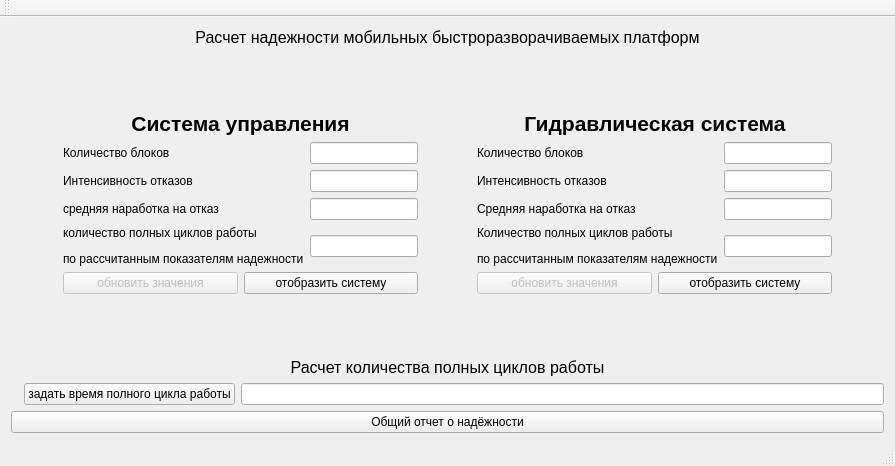
Zioba/MargoDiplom, file mainwindow.ui: the form before one commit.
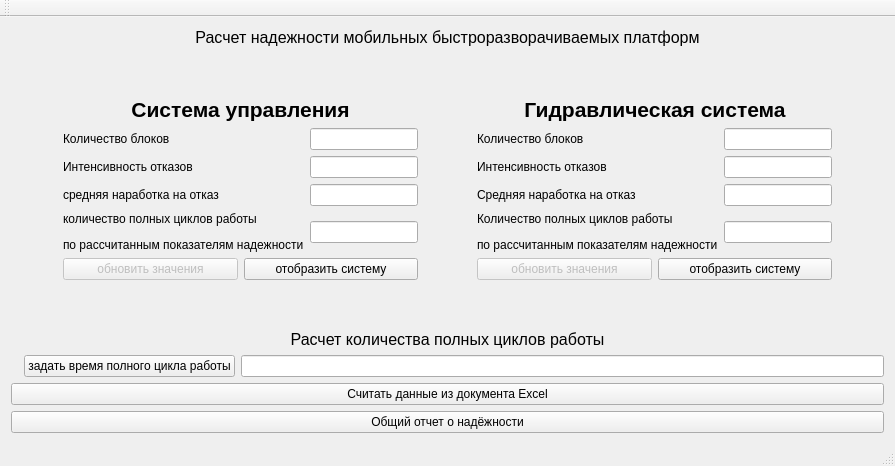
The form after the commit.

Commit message: make read from excel

Diff of the .ui file:
```diff
--- a/mainwindow.ui
+++ b/mainwindow.ui
@@ -358,6 +358,13 @@
       </item>
      </layout>
     </item>
+    <item>
+     <widget class="QPushButton" name="excelButton">
+      <property name="text">
+       <string>Считать данные из документа Excel</string>
+      </property>
+     </widget>
+    </item>
     <item>
      <widget class="QPushButton" name="pushButton_4">
       <property name="text">
```
Left out of the diff: 2 changed lines with no effect on the pictures. The commit also changes 8 other files.
